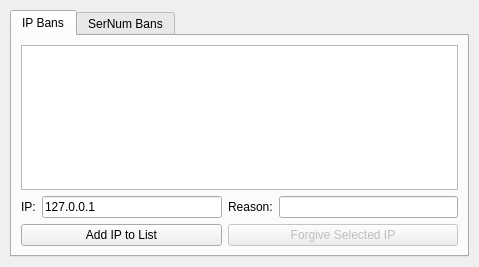
First picture: the form in ui/bandialog.ui, repository StarixWoS/ReMix, before the edit.
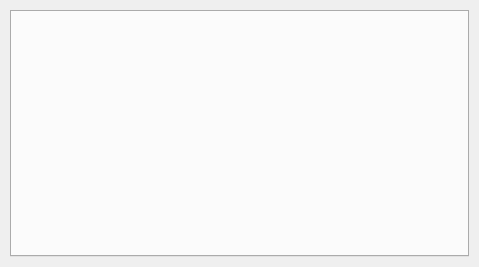
Second picture: the form after the edit.

```diff
--- a/ui/bandialog.ui
+++ b/ui/bandialog.ui
@@ -34,261 +34,6 @@
      <property name="currentIndex">
       <number>0</number>
      </property>
-     <widget class="QWidget" name="tab">
-      <attribute name="title">
-       <string>IP Bans</string>
-      </attribute>
-      <layout class="QGridLayout" name="gridLayout_2">
-       <item row="0" column="0" colspan="4">
-        <widget class="QTableView" name="ipBanTable">
-         <property name="sizePolicy">
-          <sizepolicy hsizetype="Expanding" vsizetype="Expanding">
-           <horstretch>0</horstretch>
-           <verstretch>0</verstretch>
-          </sizepolicy>
-         </property>
-         <property name="editTriggers">
-          <set>QAbstractItemView::NoEditTriggers</set>
-         </property>
-         <property name="alternatingRowColors">
-          <bool>true</bool>
-         </property>
-         <property name="selectionMode">
-          <enum>QAbstractItemView::SingleSelection</enum>
-         </property>
-         <property name="selectionBehavior">
-          <enum>QAbstractItemView::SelectRows</enum>
-         </property>
-         <property name="verticalScrollMode">
-          <enum>QAbstractItemView::ScrollPerPixel</enum>
-         </property>
-         <property name="horizontalScrollMode">
-          <enum>QAbstractItemView::ScrollPerPixel</enum>
-         </property>
-         <property name="sortingEnabled">
-          <bool>true</bool>
-         </property>
-         <property name="cornerButtonEnabled">
-          <bool>false</bool>
-         </property>
-         <attribute name="horizontalHeaderDefaultSectionSize">
-          <number>100</number>
-         </attribute>
-         <attribute name="horizontalHeaderMinimumSectionSize">
-          <number>50</number>
-         </attribute>
-         <attribute name="horizontalHeaderStretchLastSection">
-          <bool>true</bool>
-         </attribute>
-         <attribute name="verticalHeaderVisible">
-          <bool>false</bool>
-         </attribute>
-         <attribute name="verticalHeaderDefaultSectionSize">
-          <number>20</number>
-         </attribute>
-         <attribute name="verticalHeaderMinimumSectionSize">
-          <number>20</number>
-         </attribute>
-        </widget>
-       </item>
-       <item row="1" column="0">
-        <widget class="QLabel" name="label">
-         <property name="sizePolicy">
-          <sizepolicy hsizetype="Fixed" vsizetype="Fixed">
-           <horstretch>0</horstretch>
-           <verstretch>0</verstretch>
-          </sizepolicy>
-         </property>
-         <property name="text">
-          <string>IP:</string>
-         </property>
-        </widget>
-       </item>
-       <item row="1" column="1">
-        <widget class="QLineEdit" name="trgIPAddr">
-         <property name="sizePolicy">
-          <sizepolicy hsizetype="Preferred" vsizetype="Fixed">
-           <horstretch>0</horstretch>
-           <verstretch>0</verstretch>
-          </sizepolicy>
-         </property>
-         <property name="text">
-          <string>127.0.0.1</string>
-         </property>
-        </widget>
-       </item>
-       <item row="1" column="2">
-        <widget class="QLabel" name="label_2">
-         <property name="sizePolicy">
-          <sizepolicy hsizetype="Fixed" vsizetype="Fixed">
-           <horstretch>0</horstretch>
-           <verstretch>0</verstretch>
-          </sizepolicy>
-         </property>
-         <property name="text">
-          <string>Reason:</string>
-         </property>
-        </widget>
-       </item>
-       <item row="1" column="3">
-        <widget class="QLineEdit" name="ipBanReason">
-         <property name="sizePolicy">
-          <sizepolicy hsizetype="Preferred" vsizetype="Fixed">
-           <horstretch>0</horstretch>
-           <verstretch>0</verstretch>
-          </sizepolicy>
-         </property>
-        </widget>
-       </item>
-       <item row="2" column="0" colspan="2">
-        <widget class="QPushButton" name="addIPBan">
-         <property name="sizePolicy">
-          <sizepolicy hsizetype="Preferred" vsizetype="Fixed">
-           <horstretch>0</horstretch>
-           <verstretch>0</verstretch>
-          </sizepolicy>
-         </property>
-         <property name="text">
-          <string>Add IP to List</string>
-         </property>
-         <property name="autoDefault">
-          <bool>false</bool>
-         </property>
-        </widget>
-       </item>
-       <item row="2" column="2" colspan="2">
-        <widget class="QPushButton" name="removeIPBan">
-         <property name="enabled">
-          <bool>false</bool>
-         </property>
-         <property name="sizePolicy">
-          <sizepolicy hsizetype="Preferred" vsizetype="Fixed">
-           <horstretch>0</horstretch>
-           <verstretch>0</verstretch>
-          </sizepolicy>
-         </property>
-         <property name="text">
-          <string>Forgive Selected IP</string>
-         </property>
-         <property name="autoDefault">
-          <bool>false</bool>
-         </property>
-        </widget>
-       </item>
-      </layout>
-     </widget>
-     <widget class="QWidget" name="tab_2">
-      <attribute name="title">
-       <string>SerNum Bans</string>
-      </attribute>
-      <layout class="QGridLayout" name="gridLayout_3">
-       <item row="0" column="0" colspan="5">
-        <widget class="QTableView" name="snBanTable">
-         <property name="editTriggers">
-          <set>QAbstractItemView::NoEditTriggers</set>
-         </property>
-         <property name="alternatingRowColors">
-          <bool>true</bool>
-         </property>
-         <property name="selectionMode">
-          <enum>QAbstractItemView::SingleSelection</enum>
-         </property>
-         <property name="selectionBehavior">
-          <enum>QAbstractItemView::SelectRows</enum>
-         </property>
-         <property name="verticalScrollMode">
-          <enum>QAbstractItemView::ScrollPerPixel</enum>
-         </property>
-         <property name="horizontalScrollMode">
-          <enum>QAbstractItemView::ScrollPerPixel</enum>
-         </property>
-         <property name="sortingEnabled">
-          <bool>true</bool>
-         </property>
-         <property name="cornerButtonEnabled">
-          <bool>false</bool>
-         </property>
-         <attribute name="horizontalHeaderMinimumSectionSize">
-          <number>50</number>
-         </attribute>
-         <attribute name="horizontalHeaderStretchLastSection">
-          <bool>true</bool>
-         </attribute>
-         <attribute name="verticalHeaderVisible">
-          <bool>false</bool>
-         </attribute>
-         <attribute name="verticalHeaderDefaultSectionSize">
-          <number>20</number>
-         </attribute>
-         <attribute name="verticalHeaderMinimumSectionSize">
-          <number>20</number>
-         </attribute>
-        </widget>
-       </item>
-       <item row="1" column="0">
-        <widget class="QLabel" name="label_3">
-         <property name="sizePolicy">
-          <sizepolicy hsizetype="Fixed" vsizetype="Fixed">
-           <horstretch>0</horstretch>
-           <verstretch>0</verstretch>
-          </sizepolicy>
-         </property>
-         <property name="text">
-          <string>Sernum:</string>
-         </property>
-        </widget>
-       </item>
-       <item row="1" column="1">
-        <widget class="QLineEdit" name="trgSerNum">
-         <property name="sizePolicy">
-          <sizepolicy hsizetype="Expanding" vsizetype="Fixed">
-           <horstretch>0</horstretch>
-           <verstretch>0</verstretch>
-          </sizepolicy>
-         </property>
-        </widget>
-       </item>
-       <item row="1" column="2">
-        <widget class="QLabel" name="label_4">
-         <property name="sizePolicy">
-          <sizepolicy hsizetype="Fixed" vsizetype="Fixed">
-           <horstretch>0</horstretch>
-           <verstretch>0</verstretch>
-          </sizepolicy>
-         </property>
-         <property name="text">
-          <string>Reason:</string>
-         </property>
-        </widget>
-       </item>
-       <item row="2" column="0" colspan="2">
-        <widget class="QPushButton" name="addSernumBan">
-         <property name="text">
-          <string>Add Sernum to List</string>
-         </property>
-         <property name="autoDefault">
-          <bool>false</bool>
-         </property>
-        </widget>
-       </item>
-       <item row="1" column="4">
-        <widget class="QLineEdit" name="snBanReason"/>
-       </item>
-       <item row="2" column="2" colspan="3">
-        <widget class="QPushButton" name="forgiveButton">
-         <property name="enabled">
-          <bool>false</bool>
-         </property>
-         <property name="text">
-          <string>Forgive Selected Sernum</string>
-         </property>
-         <property name="autoDefault">
-          <bool>false</bool>
-         </property>
-        </widget>
-       </item>
-      </layout>
-     </widget>
     </widget>
    </item>
   </layout>
```
Left out of the diff: 2 changed lines with no effect on the pictures.
